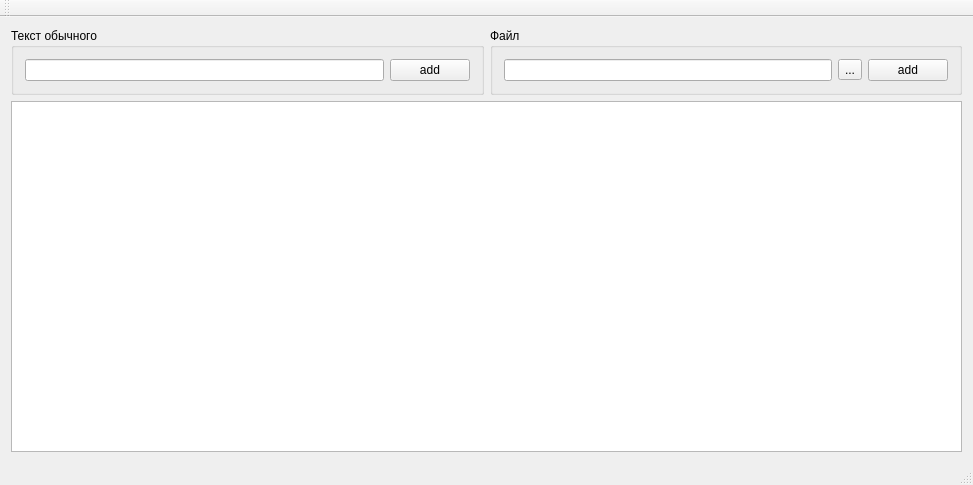
This is logwidgetmainwindow.ui in KurlesHS/LogWidget as Qt 5 draws it before an edit. The edited form follows.
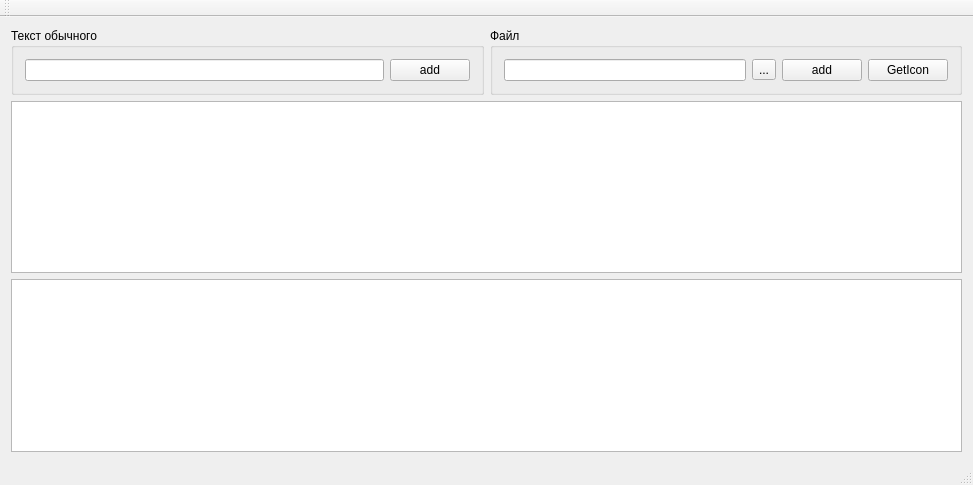
This is the edited form.

```diff
--- a/logwidgetmainwindow.ui
+++ b/logwidgetmainwindow.ui
@@ -59,6 +59,13 @@
            </property>
           </widget>
          </item>
+         <item>
+          <widget class="QPushButton" name="pushButton_2">
+           <property name="text">
+            <string>GetIcon</string>
+           </property>
+          </widget>
+         </item>
         </layout>
        </widget>
       </item>
@@ -71,6 +78,9 @@
       </property>
      </widget>
     </item>
+    <item>
+     <widget class="QGraphicsView" name="graphicsView"/>
+    </item>
    </layout>
   </widget>
   <widget class="QMenuBar" name="menuBar">
```
